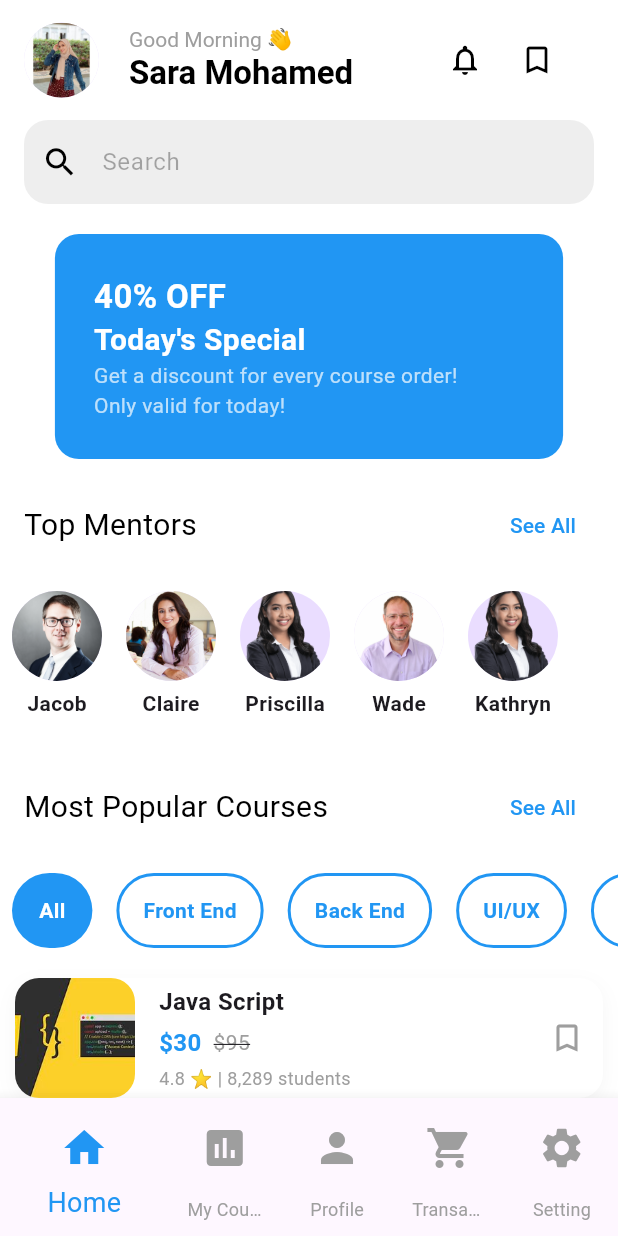
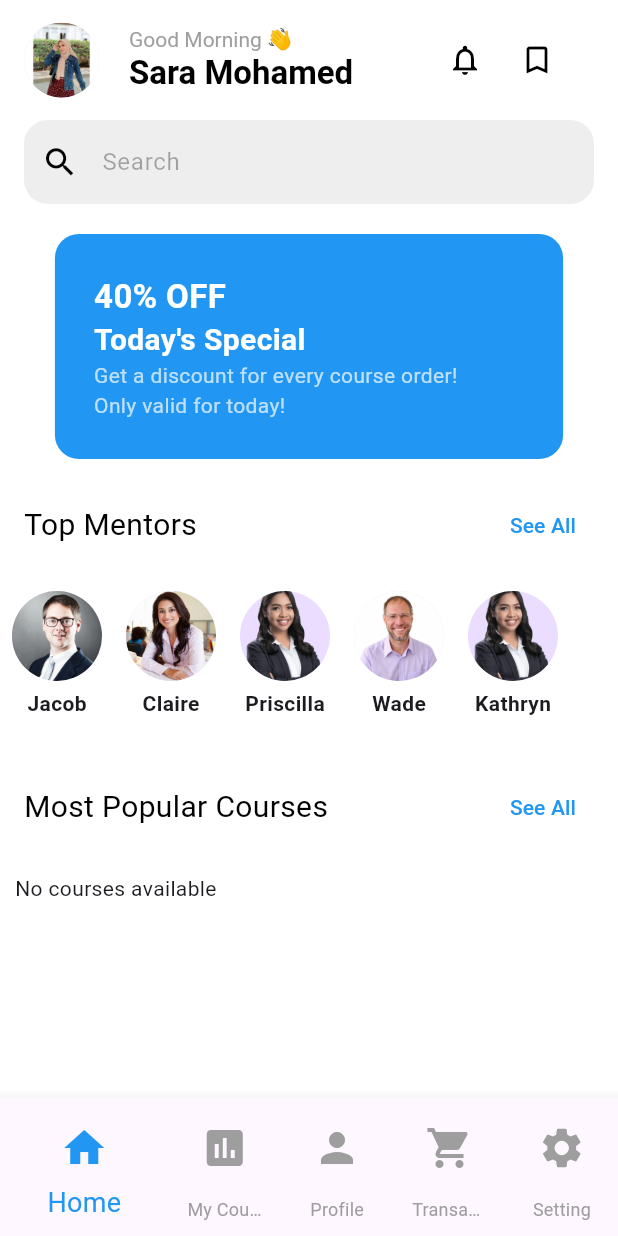
Before and after one commit to SaraMo29/TechTonic, a Flutter app: the HomeScreen screen opened by its route, on a phone screen of 412 x 824 dp. Run offline on Flutter 3.47's test engine with Material 3 defaults, Android fonts, the phone set to English and light mode, and no system bars; drawn by our look-alikes of carousel_slider; our stand-ins replace get, introduction_screen, pinput, shared_preferences; accounts and stored records are empty.

Commit message:
most popular courses from api

```diff
--- a/lib/components/cours_card.dart
+++ b/lib/components/cours_card.dart
@@ -1,55 +1,32 @@
+
 import 'package:flutter/material.dart';
 
-class CourseCard extends StatefulWidget {
-  const CourseCard({Key? key}) : super(key: key);
+class CourseCard extends StatelessWidget {
+  final String title;
+  final String price;
+  final String? discountPrice;
+  final String image;
+  final String rating;
+  final String? students;
+  final String instructorName;
+  final bool isBookMarked;
+  final VoidCallback onBookmarkToggle;
 
-  @override
-  State<CourseCard> createState() => _CourseCardState();
-}
-
-class _CourseCardState extends State<CourseCard> {
-  final List<Map<String, String>> coursesData = [
-    {
-      "title": "Java Script",
-      "price": "95",
-      "discountPrice": "30",
-      "image": "assets/images/course1.jpg",
-      "rating": "4.8",
-      "students": "8,289"
-    },
-    {
-      "title": "Dart",
-      "price": "80",
-      "discountPrice": "40",
-      "image": "assets/images/course2.jpg",
-      "rating": "4.9",
-      "students": "6,182"
-    },
-    {
-      "title": "Learn UX/UX User Persona",
-      "price": "75",
-      "discountPrice": "20",
-      "image": "assets/images/course3.jpg",
-      "rating": "4.7",
-      "students": "7,938"
-    },
-  ];
-
-  late List<bool> isBookMarked;
-
-  @override
-  void initState() {
-    super.initState();
-    isBookMarked = List<bool>.filled(coursesData.length, false);
-  }
+  const CourseCard({
+    required this.title,
+    required this.price,
+    this.discountPrice,
+    required this.image,
+    required this.rating,
+    this.students,
+    required this.instructorName,
+    required this.isBookMarked,
+    required this.onBookmarkToggle,
+    super.key,
+  });
 
   @override
   Widget build(BuildContext context) {
-    return Column(
-      children: coursesData.asMap().entries.map((entry) {
-        final int index = entry.key;
-        final course = entry.value;
-
     return Container(
       margin: const EdgeInsets.only(bottom: 16),
       decoration: BoxDecoration(
@@ -67,11 +44,19 @@ class _CourseCardState extends State<CourseCard> {
         children: [
           ClipRRect(
             borderRadius: BorderRadius.circular(16),
-                child: Image.asset(
-                  course['image']!,
+            child: Image.network(
+              image,
               width: 80,
               height: 80,
               fit: BoxFit.cover,
+              errorBuilder: (context, error, stackTrace) {
+                return Image.asset(
+                  'assets/images/default_course.jpg',
+                  width: 80,
+                  height: 80,
+                  fit: BoxFit.cover,
+                );
+              },
             ),
           ),
           const SizedBox(width: 16),
@@ -80,55 +65,55 @@ class _CourseCardState extends State<CourseCard> {
               crossAxisAlignment: CrossAxisAlignment.start,
               children: [
                 Text(
-                      course['title']!,
+                  title,
                   style: const TextStyle(
                       fontWeight: FontWeight.bold, fontSize: 16),
+                ),
+                const SizedBox(height: 4),
+                Text(
+                  "By $instructorName",
+                  style: const TextStyle(color: Colors.grey, fontSize: 14),
                 ),
                 const SizedBox(height: 4),
                 Row(
                   children: [
                     Text(
-                          "\$${course['discountPrice']!}",
+                      discountPrice != null ? "\$$discountPrice" : "\$$price",
                       style: const TextStyle(
                         fontWeight: FontWeight.bold,
                         color: Colors.blue,
-                              fontSize: 16),
+                        fontSize: 16,
                       ),
+                    ),
+                    if (discountPrice != null) ...[
                       const SizedBox(width: 8),
                       Text(
-                          "\$${course['price']!}",
+                        "\$$price",
                         style: const TextStyle(
                           decoration: TextDecoration.lineThrough,
                           color: Colors.grey,
                         ),
                       ),
                     ],
+                  ],
                 ),
                 const SizedBox(height: 4),
                 Text(
-                      "${course['rating']} ⭐ | ${course['students']} students",
+                  "$rating ⭐${students != null ? ' | $students students' : ''}",
                   style: const TextStyle(color: Colors.grey, fontSize: 12),
                 ),
               ],
             ),
           ),
           IconButton(
-                onPressed: () {
-                  setState(() {
-                    isBookMarked[index] = !isBookMarked[index];
-                  });
-                },
+            onPressed: onBookmarkToggle,
             icon: Icon(
-                  isBookMarked[index]
-                      ? Icons.bookmark
-                      : Icons.bookmark_outline_outlined,
-                  color: isBookMarked[index] ? Colors.black : Colors.grey,
+              isBookMarked ? Icons.bookmark : Icons.bookmark_outline_outlined,
+              color: isBookMarked ? Colors.black : Colors.grey,
             ),
           ),
         ],
       ),
     );
-      }).toList(),
-    );
   }
 }
--- a/lib/screens/create_new_password_screen.dart
+++ b/lib/screens/create_new_password_screen.dart
@@ -59,6 +59,7 @@ class _CreateNewPasswordScreenState extends State<CreateNewPasswordScreen> {
             const SizedBox(height: 10),
             CustomPassTextfield(
               textEditingController: _confirmPasswordController,
+              label: "Confirm Password",
 
 
             ),
--- a/lib/screens/home_screen.dart
+++ b/lib/screens/home_screen.dart
@@ -1,9 +1,11 @@
+
 import 'package:flutter/material.dart';
+import 'package:get/get.dart';
 import 'package:graduation_project/components/const_mentor_card.dart';
 import 'package:graduation_project/components/const_promo_card.dart';
 import 'package:graduation_project/components/cours_card.dart';
-import 'package:graduation_project/components/filters_listView.dart';
 import 'package:graduation_project/components/user_needs.dart';
+import 'package:graduation_project/controllers/login_controller.dart';
 import 'package:graduation_project/screens/bookMark_screen.dart';
 import 'package:graduation_project/screens/notifyScreen.dart';
 import 'package:graduation_project/screens/profile_screen.dart';
@@ -16,7 +18,8 @@ class HomeScreen extends StatefulWidget {
 }
 
 class _HomeScreenState extends State<HomeScreen> {
-  bool isBookMarked = false;
+  final LoginController loginController = Get.find();
+  late List<bool> isBookMarked;
 
   final List<Map<String, String>> mentorData = [
     {"name": "Jacob", "image": "assets/images/mentor1.jpg"},
@@ -25,6 +28,17 @@ class _HomeScreenState extends State<HomeScreen> {
     {"name": "Wade", "image": "assets/images/mentor3.jpg"},
     {"name": "Kathryn", "image": "assets/images/mentor5.png"},
   ];
+
+  @override
+  void initState() {
+    super.initState();
+    isBookMarked = List<bool>.filled(loginController.courses.length, false);
+    ever(loginController.courses, (_) {
+      setState(() {
+        isBookMarked = List<bool>.filled(loginController.courses.length, false);
+      });
+    });
+  }
 
   @override
   Widget build(BuildContext context) {
@@ -51,8 +65,7 @@ class _HomeScreenState extends State<HomeScreen> {
                 ),
                 Text(
                   "Sara Mohamed",
-                  style: TextStyle(
-                      fontWeight: FontWeight.bold, color: Colors.black),
+                  style: TextStyle(fontWeight: FontWeight.bold, color: Colors.black),
                 ),
               ],
             ),
@@ -65,30 +78,30 @@ class _HomeScreenState extends State<HomeScreen> {
                 onPressed: () {
                   Navigator.push(
                     context,
-                    MaterialPageRoute(
-                      builder: (context) =>  Notifyscreen(),
-                    ),
+                    MaterialPageRoute(builder: (context) => Notifyscreen()),
                   );
                 },
-                  icon: const Icon(Icons.notifications_none,
-                      color: Colors.black)),
+                icon: const Icon(Icons.notifications_none, color: Colors.black),
+              ),
               IconButton(
                 onPressed: () {
                   Navigator.push(
                     context,
-                    MaterialPageRoute(
-                      builder: (context) =>  BookmarkScreen(),
-                    ),
+                    MaterialPageRoute(builder: (context) => BookmarkScreen()),
                   );
                 },
-                  icon: const Icon(Icons.bookmark_outline_outlined,
-                      color: Colors.black)),
+                icon: const Icon(Icons.bookmark_outline_outlined, color: Colors.black),
+              ),
             ],
           ),
-          const SizedBox(width: 30)
+          const SizedBox(width: 30),
         ],
       ),
-      body: SingleChildScrollView(
+      body: Obx(() {
+        if (loginController.isLoading.value) {
+          return const Center(child: CircularProgressIndicator());
+        }
+        return SingleChildScrollView(
           child: Column(
             crossAxisAlignment: CrossAxisAlignment.start,
             children: [
@@ -97,13 +110,8 @@ class _HomeScreenState extends State<HomeScreen> {
                 child: TextFormField(
                   decoration: InputDecoration(
                     hintText: "Search",
-                  hintStyle: const TextStyle(
-                      color: Color.fromARGB(83, 0, 0, 0), fontSize: 16),
-                  prefixIcon: const Icon(
-                    Icons.search,
-                    size: 25,
-                    color: Colors.black,
-                  ),
+                    hintStyle: const TextStyle(color: Color.fromARGB(83, 0, 0, 0), fontSize: 16),
+                    prefixIcon: const Icon(Icons.search, size: 25, color: Colors.black),
                     filled: true,
                     fillColor: Colors.grey[200],
                     border: OutlineInputBorder(
@@ -116,9 +124,7 @@ class _HomeScreenState extends State<HomeScreen> {
               ),
               const SizedBox(height: 20),
               PromoCarousel(),
-            const SizedBox(
-              height: 20,
-            ),
+              const SizedBox(height: 20),
               const Padding(
                 padding: EdgeInsets.symmetric(horizontal: 16.0),
                 child: UserNeeds(
@@ -129,9 +135,7 @@ class _HomeScreenState extends State<HomeScreen> {
                   mainAxisAlignment: MainAxisAlignment.spaceBetween,
                 ),
               ),
-            const SizedBox(
-              height: 20,
-            ),
+              const SizedBox(height: 20),
               Container(
                 height: 100,
                 child: ListView.builder(
@@ -145,9 +149,7 @@ class _HomeScreenState extends State<HomeScreen> {
                   },
                 ),
               ),
-            const SizedBox(
-              height: 20,
-            ),
+              const SizedBox(height: 20),
               const Padding(
                 padding: EdgeInsets.symmetric(horizontal: 16.0),
                 child: UserNeeds(
@@ -158,20 +160,41 @@ class _HomeScreenState extends State<HomeScreen> {
                   mainAxisAlignment: MainAxisAlignment.spaceBetween,
                 ),
               ),
-            const SizedBox(
-              height: 20,
+              const SizedBox(height: 20),
+              loginController.courses.isEmpty
+                  ? const Padding(
+                      padding: EdgeInsets.symmetric(horizontal: 10),
+                      child: Text("No courses available"),
+                    )
+                  : Padding(
+                      padding: const EdgeInsets.symmetric(horizontal: 10),
+                      child: Column(
+                        children: loginController.courses.asMap().entries.map((entry) {
+                          final int index = entry.key;
+                          final course = entry.value;
+                          return CourseCard(
+                            title: course['title'] ?? 'Unknown Course',
+                            price: course['price']?['amount'] ?? 'N/A',
+                            discountPrice: null, // Not in API; add if available
+                            image: course['thumbnail'] ?? 'assets/images/default_course.jpg',
+                            rating: course['ratingsAverage']?.toString() ?? 'N/A',
+                            students: null, // Not in API; add if available
+                            instructorName: course['instructorName'] ?? 'Unknown Instructor',
+                            isBookMarked: isBookMarked[index],
+                            onBookmarkToggle: () {
+                              setState(() {
+                                isBookMarked[index] = !isBookMarked[index];
+                              });
+                            },
+                          );
+                        }).toList(),
                       ),
-            FiltersListview(),
-            const SizedBox(
-              height: 20,
                     ),
-            const Padding(
-              padding: EdgeInsets.symmetric(horizontal: 10),
-              child: CourseCard(),
-            ),
+              const SizedBox(height: 20),
             ],
           ),
-      ),
+        );
+      }),
       bottomNavigationBar: BottomNavigationBar(
         showUnselectedLabels: true,
         iconSize: 32,
@@ -180,42 +203,38 @@ class _HomeScreenState extends State<HomeScreen> {
         unselectedItemColor: Colors.grey,
         items: [
           BottomNavigationBarItem(
-              icon: IconButton(
-                icon: Icon(Icons.home),
-                onPressed: () {},
+            icon: IconButton(icon: const Icon(Icons.home), onPressed: () {}),
+            label: 'Home',
           ),
-              label: 'Home'),
+          BottomNavigationBarItem(
+            icon: IconButton(icon: const Icon(Icons.assessment), onPressed: () {}),
+            label: 'My Course',
+          ),
           BottomNavigationBarItem(
             icon: IconButton(
-                icon: Icon(Icons.assessment),
-                onPressed: () {},
-              ),
-              label: 'My Course'),
-          BottomNavigationBarItem(
-              icon: IconButton(
-                icon: Icon(Icons.person),
+              icon: const Icon(Icons.person),
               onPressed: () {
                 Navigator.push(
                   context,
-                    MaterialPageRoute(
-                      builder: (context) => ProfileScreen(),
-                    ),
+                  MaterialPageRoute(builder: (context) => ProfileScreen()),
                 );
               },
             ),
-              label: 'Profile'),
+            label: 'Profile',
+          ),
+          BottomNavigationBarItem(
+            icon: IconButton(icon: const Icon(Icons.shopping_cart), onPressed: () {}),
+            label: 'Transaction',
+          ),
           BottomNavigationBarItem(
             icon: IconButton(
-                icon: Icon(Icons.shopping_cart),
-                onPressed: () {},
+              icon: const Icon(Icons.settings),
+              onPressed: () {
+                loginController.logout();
+              },
             ),
-              label: 'Transaction'),
-          BottomNavigationBarItem(
-              icon: IconButton(
-                icon: Icon(Icons.settings),
-                onPressed: () {},
+            label: 'Setting',
           ),
-              label: 'Setting'),
         ],
       ),
     );
```
Also changed, not shown: lib/components/const_passTextFormField.dart (+4 -3 lines), lib/controllers/login_controller.dart (+53 -15 lines). Lines whose indentation alone changed are shown as unchanged.
